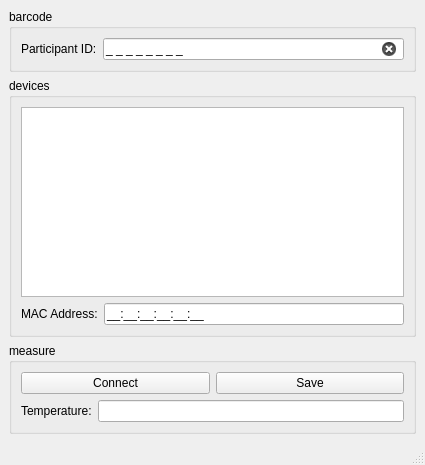
The window that src/prototype/LowEnergyThermometer/MainWindow.ui (inglis-dl/cypress) describes before a commit, drawn with Qt 5.
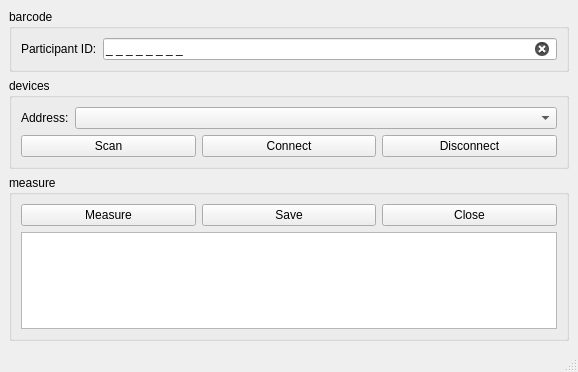
The same window after the commit.

Commit message: WIP: refactor bluetooth thermometer prototype - refactor prototype to emulate the WeighScale and Audiometer   logic and functionality - add temperature test and allow for 2 required measurements - reconfigure how services are interacted with, including   resetting the client characteristic from Indicate to off for temperature measurement   after a successful descriptor change and subsequent capture of   the measurement

```diff
--- a/src/prototype/LowEnergyThermometer/MainWindow.ui
+++ b/src/prototype/LowEnergyThermometer/MainWindow.ui
@@ -6,15 +6,15 @@
    <rect>
     <x>0</x>
     <y>0</y>
-    <width>425</width>
-    <height>465</height>
+    <width>578</width>
+    <height>372</height>
    </rect>
   </property>
   <property name="windowTitle">
    <string>Temperature Measurement</string>
   </property>
   <widget class="QWidget" name="centralwidget">
-   <layout class="QVBoxLayout" name="verticalLayout_2" stretch="0,0,1">
+   <layout class="QVBoxLayout" name="verticalLayout_2" stretch="0,0,0">
     <item>
      <widget class="QGroupBox" name="idGroupBox">
       <property name="sizePolicy">
@@ -64,39 +64,48 @@
       <property name="title">
        <string>devices</string>
       </property>
-      <layout class="QVBoxLayout" name="verticalLayout" stretch="0,0">
-       <item>
-        <widget class="QListWidget" name="deviceListWidget">
-         <property name="sizePolicy">
-          <sizepolicy hsizetype="Expanding" vsizetype="Preferred">
-           <horstretch>0</horstretch>
-           <verstretch>0</verstretch>
-          </sizepolicy>
-         </property>
-        </widget>
-       </item>
+      <layout class="QVBoxLayout" name="verticalLayout">
        <item>
         <layout class="QHBoxLayout" name="horizontalLayout_3">
          <item>
           <widget class="QLabel" name="macLabel">
            <property name="text">
-            <string>MAC Address:</string>
+            <string>Address:</string>
            </property>
-           <property name="buddy">
-            <cstring>addressLineEdit</cstring>
+          </widget>
+         </item>
+         <item>
+          <widget class="QComboBox" name="deviceComboBox">
+           <property name="sizePolicy">
+            <sizepolicy hsizetype="Preferred" vsizetype="Fixed">
+             <horstretch>1</horstretch>
+             <verstretch>0</verstretch>
+            </sizepolicy>
            </property>
           </widget>
          </item>
+        </layout>
+       </item>
+       <item>
+        <layout class="QHBoxLayout" name="horizontalLayout_2">
          <item>
-          <widget class="QLineEdit" name="addressLineEdit">
-           <property name="inputMask">
-            <string>HH:HH:HH:HH:HH:HH;_</string>
+          <widget class="QPushButton" name="scanButton">
+           <property name="text">
+            <string>Scan</string>
            </property>
-           <property name="readOnly">
-            <bool>true</bool>
+          </widget>
+         </item>
+         <item>
+          <widget class="QPushButton" name="connectButton">
+           <property name="text">
+            <string>Connect</string>
            </property>
-           <property name="clearButtonEnabled">
-            <bool>false</bool>
+          </widget>
+         </item>
+         <item>
+          <widget class="QPushButton" name="disconnectButton">
+           <property name="text">
+            <string>Disconnect</string>
            </property>
           </widget>
          </item>
@@ -116,19 +125,13 @@
       <property name="title">
        <string>measure</string>
       </property>
-      <layout class="QVBoxLayout" name="verticalLayout_3" stretch="0,1">
+      <layout class="QVBoxLayout" name="verticalLayout_3" stretch="0,0">
        <item>
         <layout class="QHBoxLayout" name="horizontalLayout_4">
          <item>
-          <widget class="QPushButton" name="connectButton">
-           <property name="sizePolicy">
-            <sizepolicy hsizetype="Minimum" vsizetype="Fixed">
-             <horstretch>0</horstretch>
-             <verstretch>0</verstretch>
-            </sizepolicy>
-           </property>
+          <widget class="QPushButton" name="measureButton">
            <property name="text">
-            <string>Connect</string>
+            <string>Measure</string>
            </property>
           </widget>
          </item>
@@ -145,37 +148,17 @@
            </property>
           </widget>
          </item>
+         <item>
+          <widget class="QPushButton" name="closeButton">
+           <property name="text">
+            <string>Close</string>
+           </property>
+          </widget>
+         </item>
         </layout>
        </item>
        <item>
-        <layout class="QFormLayout" name="formLayout">
-         <property name="sizeConstraint">
-          <enum>QLayout::SetDefaultConstraint</enum>
-         </property>
-         <property name="fieldGrowthPolicy">
-          <enum>QFormLayout::ExpandingFieldsGrow</enum>
-         </property>
-         <property name="verticalSpacing">
-          <number>6</number>
-         </property>
-         <item row="0" column="0">
-          <widget class="QLabel" name="temperatureLabel">
-           <property name="text">
-            <string>Temperature:</string>
-           </property>
-           <property name="buddy">
-            <cstring>temperatureLineEdit</cstring>
-           </property>
-          </widget>
-         </item>
-         <item row="0" column="1">
-          <widget class="QLineEdit" name="temperatureLineEdit">
-           <property name="readOnly">
-            <bool>true</bool>
-           </property>
-          </widget>
-         </item>
-        </layout>
+        <widget class="QTableView" name="testdataTableView"/>
        </item>
       </layout>
      </widget>
```
The commit also changes 9 other files.
